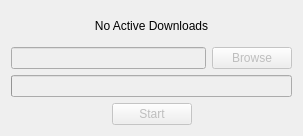
This is filetransferdialog.ui in lawand/droper as Qt 5 draws it before an edit. The edited form follows.
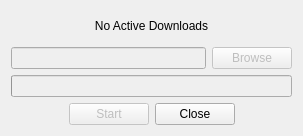
This is the edited form. Icons and pictures are not drawn.

Commit message: added button boxes for dialogs

The edit to the form file:
```diff
--- a/filetransferdialog.ui
+++ b/filetransferdialog.ui
@@ -99,6 +99,13 @@
        </property>
       </widget>
      </item>
+     <item>
+      <widget class="QDialogButtonBox" name="buttonBox">
+       <property name="standardButtons">
+        <set>QDialogButtonBox::Close</set>
+       </property>
+      </widget>
+     </item>
      <item>
       <spacer name="horizontalSpacer">
        <property name="orientation">
```
The commit also changes 3 other files.
